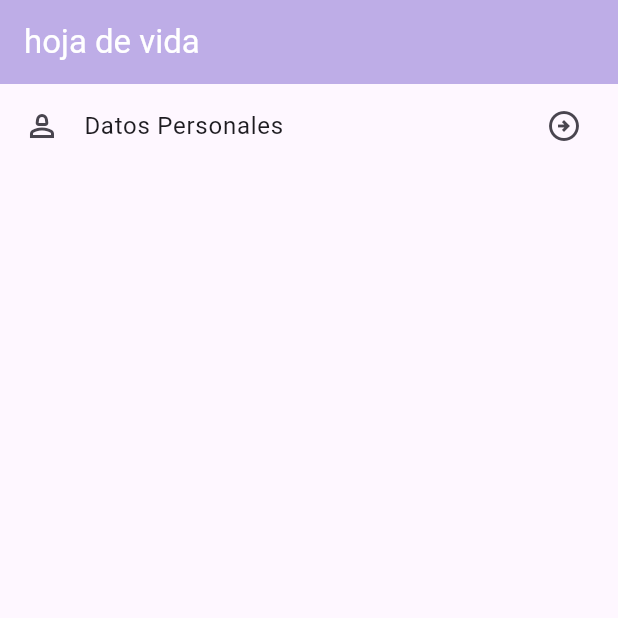
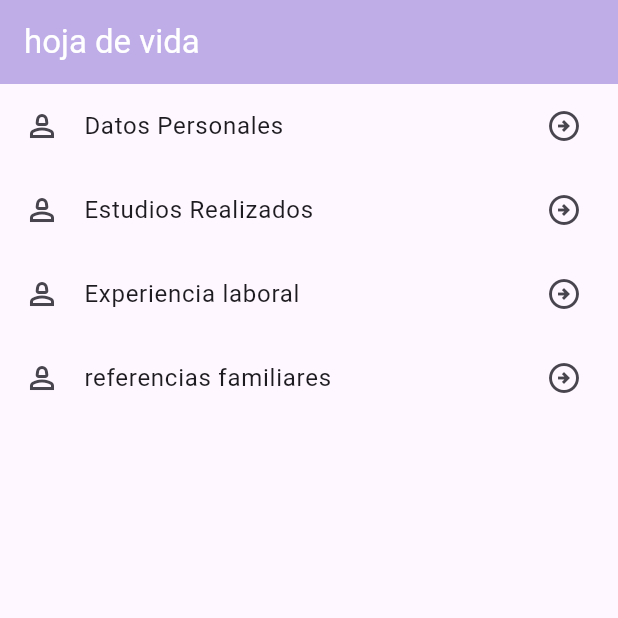
Before and after one commit to islenacaldas/creando_homePrincipal, a Flutter app: the screen it shows after launch, on a phone screen of 412 x 824 dp, the top half of it. Run offline on Flutter 3.47's test engine with Material 3 defaults, Android fonts, the phone set to English and light mode, and no system bars.

Commit message:
se le ha creado mas  campos a la hoja de vida adicionando : estudios realizados, experiencia laboral , referencias familiares

```diff
--- a/modales4/lib/HomePrincipal.dart
+++ b/modales4/lib/HomePrincipal.dart
@@ -16,7 +16,9 @@ class _HomeprincipalState extends State<Homeprincipal> {
         backgroundColor: Color.fromARGB(255, 190, 173, 231),
         foregroundColor: Colors.white,
       ),
-      body: ListTile(
+      body: Column(
+        children: [
+          ListTile(
             title: Text("Datos Personales"),
             trailing: Icon(Icons.arrow_circle_right_outlined),
             leading: Icon(Icons.person_2_outlined),
@@ -36,6 +38,68 @@ class _HomeprincipalState extends State<Homeprincipal> {
               );
             },
           ),
+          ListTile(
+            title: Text("Estudios Realizados"),
+            trailing: Icon(Icons.arrow_circle_right_outlined),
+            leading: Icon(Icons.person_2_outlined),
+            onTap: () {
+              showModalBottomSheet(
+                context: context,
+                isScrollControlled: true,
+                builder: (context) {
+                  return Scaffold(
+                    appBar: AppBar(
+                      title: Text("Estudios realizados"),
+                      backgroundColor: Colors.green,
+                    ),
+                    body: Text("contenido de los datos personales"),
+                  );
+                },
+              );
+            },
+          ),
+          ListTile(
+            title: Text("Experiencia laboral"),
+            trailing: Icon(Icons.arrow_circle_right_outlined),
+            leading: Icon(Icons.person_2_outlined),
+            onTap: () {
+              showModalBottomSheet(
+                context: context,
+                isScrollControlled: true,
+                builder: (context) {
+                  return Scaffold(
+                    appBar: AppBar(
+                      title: Text("experiencia laboral"),
+                      backgroundColor: Colors.green,
+                    ),
+                    body: Text("contenido de los datos personales"),
+                  );
+                },
+              );
+            },
+          ),
+          ListTile(
+            title: Text("referencias familiares"),
+            trailing: Icon(Icons.arrow_circle_right_outlined),
+            leading: Icon(Icons.person_2_outlined),
+            onTap: () {
+              showModalBottomSheet(
+                context: context,
+                isScrollControlled: true,
+                builder: (context) {
+                  return Scaffold(
+                    appBar: AppBar(
+                      title: Text("referencias familiares"),
+                      backgroundColor: Colors.green,
+                    ),
+                    body: Text("contenido de los datos personales"),
+                  );
+                },
+              );
+            },
+          ),
+        ],
+      ),
     );
   }
 }
```
Lines whose indentation alone changed are shown as unchanged.
